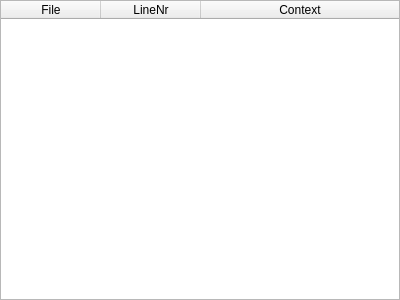
Before: the Qt Designer form src/resultsview.ui in GAMS-dev/studio, drawn with Qt 5.
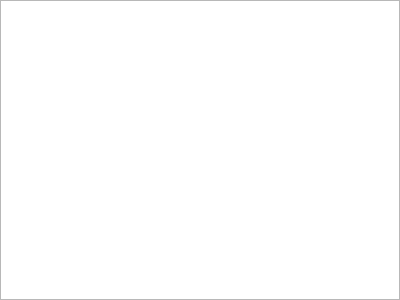
After: the same form once the commit is applied.

Commit message: fixed display of results in gui

What changed in the file:
```diff
--- a/src/resultsview.ui
+++ b/src/resultsview.ui
@@ -13,10 +13,7 @@
   <property name="windowTitle">
    <string>Form</string>
   </property>
-  <layout class="QHBoxLayout" name="horizontalLayout">
-   <property name="spacing">
-    <number>0</number>
-   </property>
+  <layout class="QGridLayout" name="gridLayout">
    <property name="leftMargin">
     <number>0</number>
    </property>
@@ -29,8 +26,11 @@
    <property name="bottomMargin">
     <number>0</number>
    </property>
-   <item>
-    <widget class="QTableWidget" name="tableWidget">
+   <property name="spacing">
+    <number>0</number>
+   </property>
+   <item row="0" column="0">
+    <widget class="QTableView" name="tableView">
      <property name="sizeAdjustPolicy">
       <enum>QAbstractScrollArea::AdjustToContents</enum>
      </property>
@@ -61,42 +61,24 @@
      <property name="cornerButtonEnabled">
       <bool>false</bool>
      </property>
-     <attribute name="horizontalHeaderCascadingSectionResizes">
-      <bool>true</bool>
-     </attribute>
-     <attribute name="horizontalHeaderShowSortIndicator" stdset="0">
-      <bool>false</bool>
-     </attribute>
-     <attribute name="horizontalHeaderStretchLastSection">
+     <attribute name="horizontalHeaderHighlightSections">
       <bool>true</bool>
      </attribute>
      <attribute name="verticalHeaderVisible">
+      <bool>false</bool>
+     </attribute>
+     <attribute name="verticalHeaderCascadingSectionResizes">
       <bool>true</bool>
      </attribute>
      <attribute name="verticalHeaderDefaultSectionSize">
-      <number>20</number>
+      <number>1</number>
      </attribute>
      <attribute name="verticalHeaderMinimumSectionSize">
-      <number>15</number>
+      <number>20</number>
      </attribute>
      <attribute name="verticalHeaderStretchLastSection">
-      <bool>false</bool>
+      <bool>true</bool>
      </attribute>
-     <column>
-      <property name="text">
-       <string>File</string>
-      </property>
-     </column>
-     <column>
-      <property name="text">
-       <string>LineNr</string>
-      </property>
-     </column>
-     <column>
-      <property name="text">
-       <string>Context</string>
-      </property>
-     </column>
     </widget>
    </item>
   </layout>
```
The commit also changes 5 other files.
